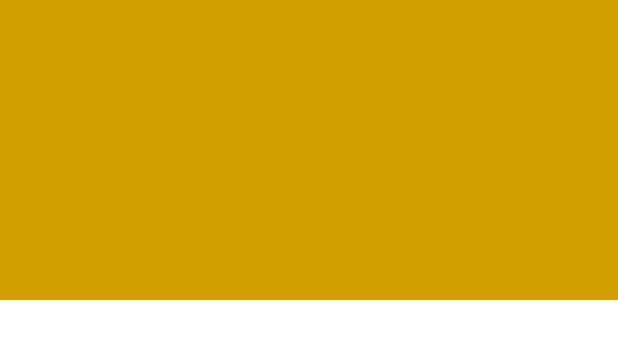
After one commit to GuilhermeP17/FloriculturaTadesMobile, an Android app: the layout header_drawer.xml on its own in the app's theme, with its tools: preview values and no code run, on a phone screen of 412 x 824 dp. The commit adds this screen. Shown: the top 339 px of the screen. Run offline under Robolectric (Android 15) with nearby library versions, the phone set to English and light mode, and no system bars.

Commit message:
äjuste para adcionar drawer layout na tela de login

```diff
--- a/Floricultura Tades/app/src/main/java/br/com/senac/projectsolutions/View/MainView.java
+++ b/Floricultura Tades/app/src/main/java/br/com/senac/projectsolutions/View/MainView.java
@@ -11,6 +11,6 @@ public class MainView extends AppCompatActivity {
     @Override
     protected void onCreate(@Nullable Bundle savedInstanceState) {
         super.onCreate(savedInstanceState);
-        setContentView(R.layout.activity_main);
+        setContentView(R.layout.drawer_main);
     }
 }
--- a/Floricultura Tades/app/src/main/res/layout/activity_main.xml
+++ b/Floricultura Tades/app/src/main/res/layout/activity_main.xml
@@ -1,8 +1,7 @@
 <?xml version="1.0" encoding="utf-8"?>
 <LinearLayout xmlns:android="http://schemas.android.com/apk/res/android"
-    android:layout_width="match_parent"
-    android:layout_height="match_parent"
-    android:orientation="vertical">
+    android:orientation="vertical" android:layout_width="match_parent"
+    android:layout_height="match_parent">
 
     <ScrollView
         android:layout_width="match_parent"
--- /dev/null
+++ b/Floricultura Tades/app/src/main/res/layout/header_drawer.xml
@@ -0,0 +1,8 @@
+<?xml version="1.0" encoding="utf-8"?>
+<LinearLayout xmlns:android="http://schemas.android.com/apk/res/android"
+    android:layout_width="match_parent"
+    android:layout_height="200dp"
+    android:background="@color/colorAccent">
+
+
+</LinearLayout>
--- /dev/null
+++ b/Floricultura Tades/app/src/main/res/menu/menu_drawer.xml
@@ -0,0 +1,6 @@
+<?xml version="1.0" encoding="utf-8"?>
+<menu xmlns:android="http://schemas.android.com/apk/res/android">
+    <item
+        android:id="@+id/home"
+        android:title="Teste"/>
+</menu>
```
Also changed, not shown: Floricultura Tades/app/src/main/AndroidManifest.xml (+4 -3 lines), Floricultura Tades/app/src/main/res/layout/drawer_main.xml (added, +22 -0 lines).
